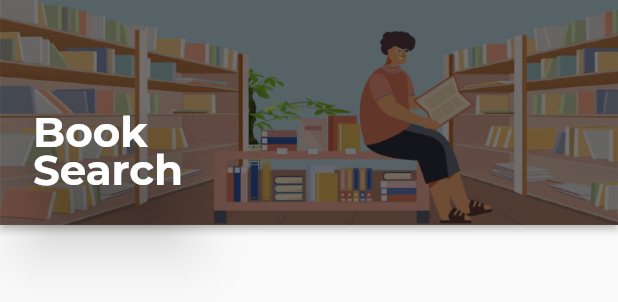
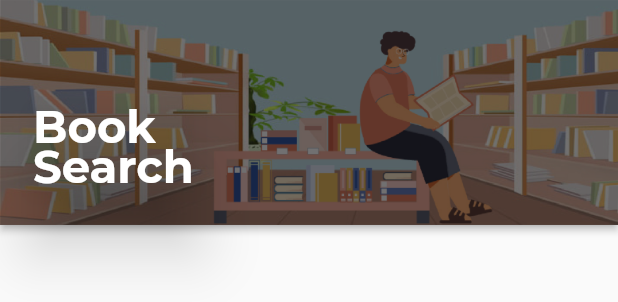
Before and after one commit to WellkitDev/Google-Book-Search-Android, a Flutter app: the TitleApp widget shown alone on an empty page, opened directly, on a phone screen of 412 x 824 dp. Shown: the top 302 px of the screen. Run offline on Flutter 3.47's test engine with Material 2 defaults, Android fonts, the phone set to English and light mode, and no system bars; our stand-ins replace connectivity_plus, google_fonts, share, sqflite, transparent_image; accounts and stored records are empty; network calls fail.

Commit message:
Update title_app.dart

```diff
--- a/book_search_api/lib/widgets/title_app.dart
+++ b/book_search_api/lib/widgets/title_app.dart
@@ -32,7 +32,7 @@ class TitleApp extends StatelessWidget {
                           color: Colors.white,
                           height: 0.9,
                           fontWeight: FontWeight.bold,
-                          fontSize: 28,
+                          fontSize: 30,
                         ),
                       ),
                       textAlign: TextAlign.start,
```
